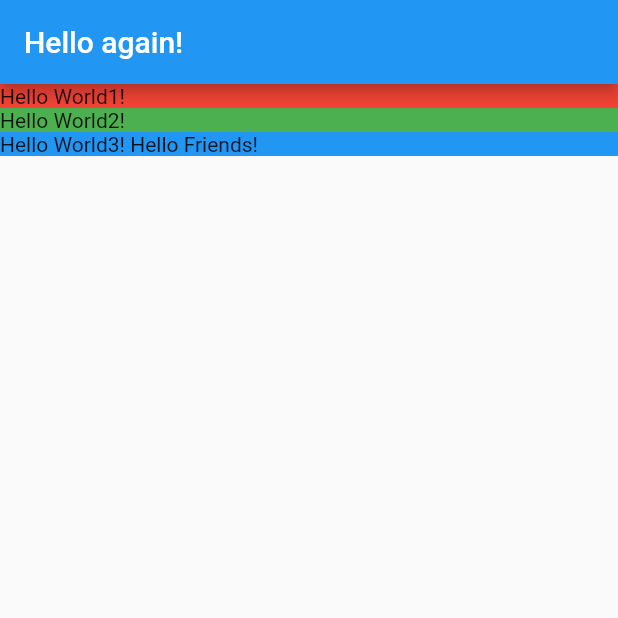
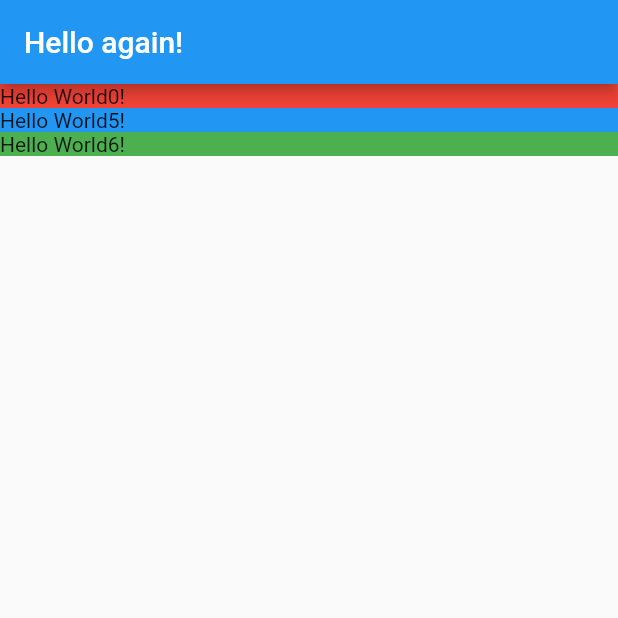
Before and after one commit to antosha-85/flutter, a Flutter app: the screen it shows after launch, on a phone screen of 412 x 824 dp, the top half of it. Run offline on Flutter 3.47's test engine with Material 2 defaults, Android fonts, the phone set to English and light mode, and no system bars.

Commit message:
Created a new location_dart file, created a new Widget and a new primary(private) method and used it inside Scaffold

```diff
--- /dev/null
+++ b/lib/location_detail.dart
@@ -0,0 +1,31 @@
+import 'package:flutter/material.dart';
+
+class LocationDetail extends StatelessWidget {
+
+  @override
+  Widget build(BuildContext context) {
+    return Scaffold(
+        appBar: AppBar(
+
+          title: Text("Hello again! "),
+        ),
+        body: Column(
+            mainAxisAlignment: MainAxisAlignment.start,
+            crossAxisAlignment: CrossAxisAlignment.stretch,
+            children: [
+              _section ("Hello World0!", Colors.red),
+              _section ("Hello World5!", Colors.blue),
+              _section ("Hello World6!", Colors.green),
+            ]
+        )
+    );
+  }
+  Widget _section(String title, Color color) {
+    return Container(
+      decoration: BoxDecoration(
+        color: color,
+      ),
+      child: Text(title),
+    );
+  }
+}
```
Also changed, not shown: lib/main.dart (+2 -31 lines).
